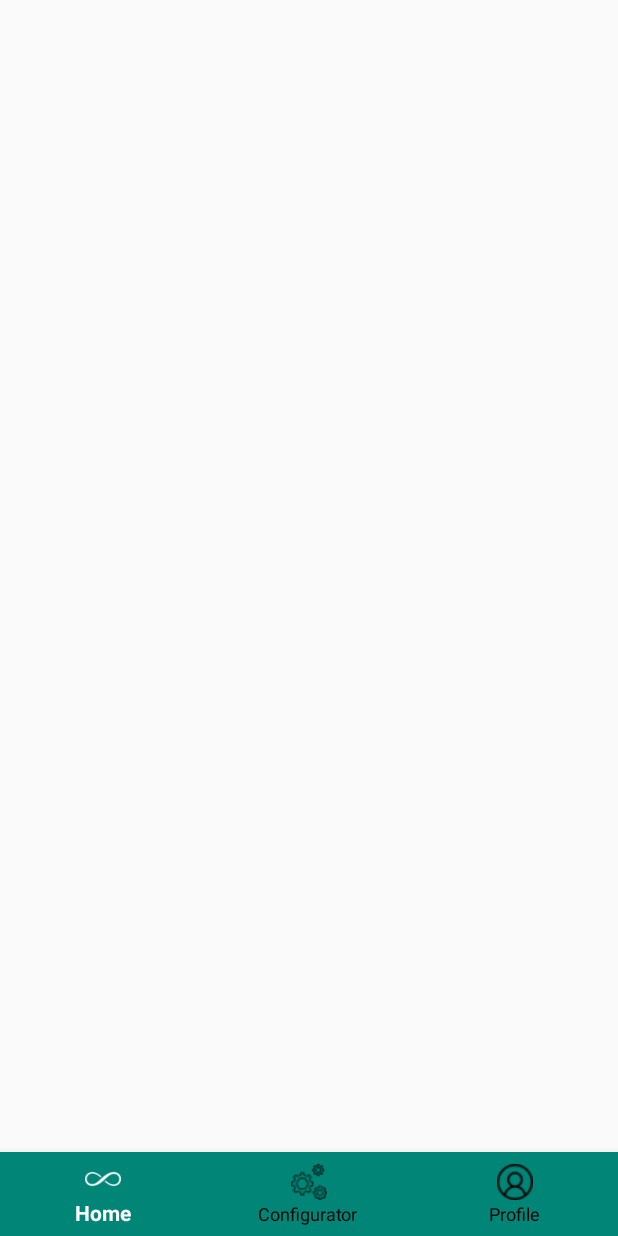
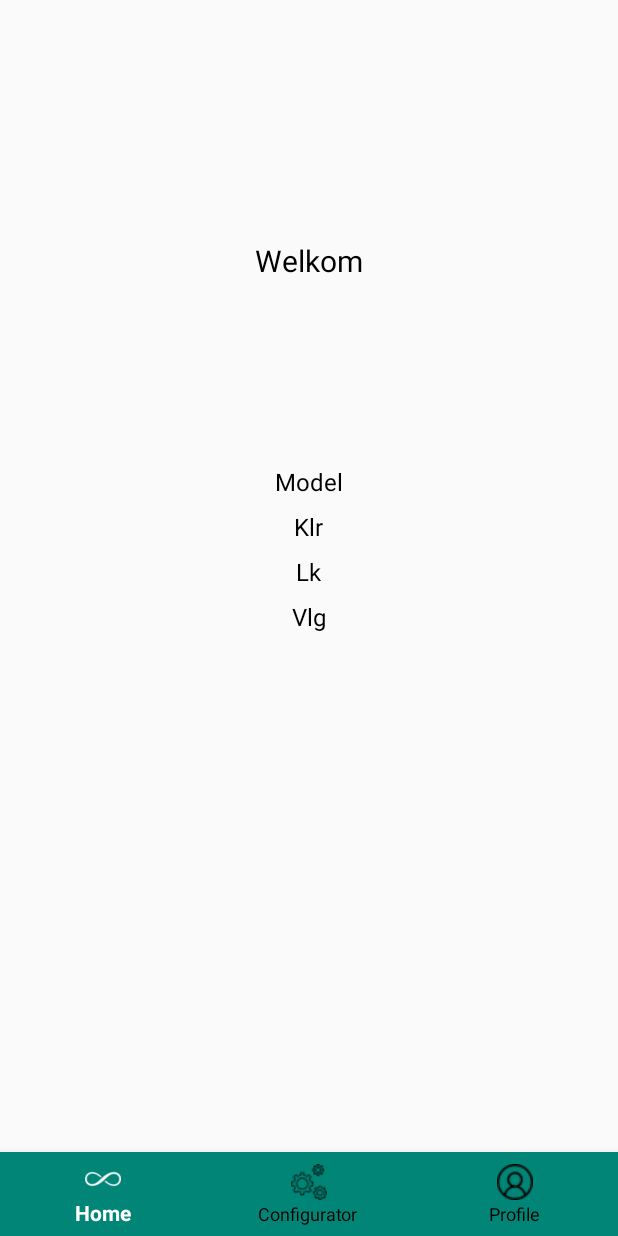
Before and after one commit to drwvermeulen/Lightyear_Beroepsproduct3, an Android app: the layout activity_profile.xml on its own in the app's theme, with its tools: preview values and no code run, on a phone screen of 412 x 824 dp. Run offline under Robolectric (Android 15) with nearby library versions, the phone set to English and light mode, and no system bars.

Commit message:
Dit is niet goed, maar moet eerst commit om vorige versie terug kan zetten

```diff
--- a/app/src/main/AndroidManifest.xml
+++ b/app/src/main/AndroidManifest.xml
@@ -9,9 +9,6 @@
         android:roundIcon="@drawable/icon"
         android:supportsRtl="true"
         android:theme="@style/AppTheme">
-        <activity android:name=".ProfileBestellingActivity"
-            android:parentActivityName=".ProfileActivity"
-            android:label="Details bestelling"></activity>
         <activity android:name=".ConfiguratorBestellenActivity" />
         <activity android:name=".ConfiguratorVelgActivity" />
         <activity android:name=".ConfiguratorLakActivity" />
--- a/app/src/main/java/com/example/lightyear_beroepsproduct3/DatabaseHelper.java
+++ b/app/src/main/java/com/example/lightyear_beroepsproduct3/DatabaseHelper.java
@@ -63,7 +63,8 @@ public class DatabaseHelper extends SQLiteOpenHelper {
 
     @Override
     public void onUpgrade(SQLiteDatabase db, int oldVersion, int newVersion) {
-
+//        db.execSQL("DROP TABLE IF EXISTS " + DATABASE_NAME);
+//        onCreate(db);
     }
 
     //Deze methode voegt een klant toe zodat deze kan inloggen
--- a/app/src/main/res/layout/activity_profile.xml
+++ b/app/src/main/res/layout/activity_profile.xml
@@ -7,60 +7,55 @@
     android:layout_height="match_parent"
     tools:context=".ProfileActivity">
 
-    <androidx.recyclerview.widget.RecyclerView
-        android:id="@+id/rvProfileBestellingen"
-        android:layout_width="match_parent"
-        android:layout_height="match_parent" />
+    <TextView
+        android:id="@+id/tvWelkomKlant"
+        android:layout_width="wrap_content"
+        android:layout_height="wrap_content"
+        android:layout_marginTop="160dp"
+        android:layout_centerHorizontal="true"
+        android:text="Welkom"
+        android:textSize="20dp"
+        android:textColor="#000000" />
 
-<!--    <TextView-->
-<!--        android:id="@+id/tvWelkomKlant"-->
-<!--        android:layout_width="wrap_content"-->
-<!--        android:layout_height="wrap_content"-->
-<!--        android:layout_marginTop="160dp"-->
-<!--        android:layout_centerHorizontal="true"-->
-<!--        android:text="Welkom"-->
-<!--        android:textSize="20dp"-->
-<!--        android:textColor="#000000" />-->
+    <TextView
+        android:id="@+id/tvProfileMdl"
+        android:layout_width="wrap_content"
+        android:layout_height="wrap_content"
+        android:layout_marginTop="310dp"
+        android:layout_centerHorizontal="true"
+        android:text="Model"
+        android:textSize="16dp"
+        android:textColor="#000000" />
 
-<!--    <TextView-->
-<!--        android:id="@+id/tvProfileMdl"-->
-<!--        android:layout_width="wrap_content"-->
-<!--        android:layout_height="wrap_content"-->
-<!--        android:layout_marginTop="310dp"-->
-<!--        android:layout_centerHorizontal="true"-->
-<!--        android:text="Model"-->
-<!--        android:textSize="16dp"-->
-<!--        android:textColor="#000000" />-->
+    <TextView
+        android:id="@+id/tvProfileKlr"
+        android:layout_width="wrap_content"
+        android:layout_height="wrap_content"
+        android:layout_marginTop="340dp"
+        android:layout_centerHorizontal="true"
+        android:text="Klr"
+        android:textSize="16dp"
+        android:textColor="#000000" />
 
-<!--    <TextView-->
-<!--        android:id="@+id/tvProfileKlr"-->
-<!--        android:layout_width="wrap_content"-->
-<!--        android:layout_height="wrap_content"-->
-<!--        android:layout_marginTop="340dp"-->
-<!--        android:layout_centerHorizontal="true"-->
-<!--        android:text="Klr"-->
-<!--        android:textSize="16dp"-->
-<!--        android:textColor="#000000" />-->
+    <TextView
+        android:id="@+id/tvProfileLk"
+        android:layout_width="wrap_content"
+        android:layout_height="wrap_content"
+        android:layout_marginTop="370dp"
+        android:layout_centerHorizontal="true"
+        android:text="Lk"
+        android:textSize="16dp"
+        android:textColor="#000000" />
 
-<!--    <TextView-->
-<!--        android:id="@+id/tvProfileLk"-->
-<!--        android:layout_width="wrap_content"-->
-<!--        android:layout_height="wrap_content"-->
-<!--        android:layout_marginTop="370dp"-->
-<!--        android:layout_centerHorizontal="true"-->
-<!--        android:text="Lk"-->
-<!--        android:textSize="16dp"-->
-<!--        android:textColor="#000000" />-->
-
-<!--    <TextView-->
-<!--        android:id="@+id/tvProfileVlg"-->
-<!--        android:layout_width="wrap_content"-->
-<!--        android:layout_height="wrap_content"-->
-<!--        android:layout_marginTop="400dp"-->
-<!--        android:layout_centerHorizontal="true"-->
-<!--        android:text="Vlg"-->
-<!--        android:textSize="16dp"-->
-<!--        android:textColor="#000000" />-->
+    <TextView
+        android:id="@+id/tvProfileVlg"
+        android:layout_width="wrap_content"
+        android:layout_height="wrap_content"
+        android:layout_marginTop="400dp"
+        android:layout_centerHorizontal="true"
+        android:text="Vlg"
+        android:textSize="16dp"
+        android:textColor="#000000" />
 
     <com.google.android.material.bottomnavigation.BottomNavigationView
         android:id="@+id/bnvBottomNavigation"
```
Also changed, not shown: app/src/main/java/com/example/lightyear_beroepsproduct3/KoppelKlantConfig.java (deleted, +0 -27 lines), app/src/main/java/com/example/lightyear_beroepsproduct3/ProfileActivity.java (+33 -43 lines), app/src/main/java/com/example/lightyear_beroepsproduct3/ProfileAdapter.java (deleted, +0 -70 lines), app/src/main/java/com/example/lightyear_beroepsproduct3/ProfileBestellingActivity.java (deleted, +0 -44 lines), app/src/main/res/layout/activity_profile_bestelling.xml (deleted, +0 -43 lines), app/src/main/res/layout/profile_row.xml (deleted, +0 -57 lines), app/src/main/res/values/strings.xml (+0 -12 lines).
